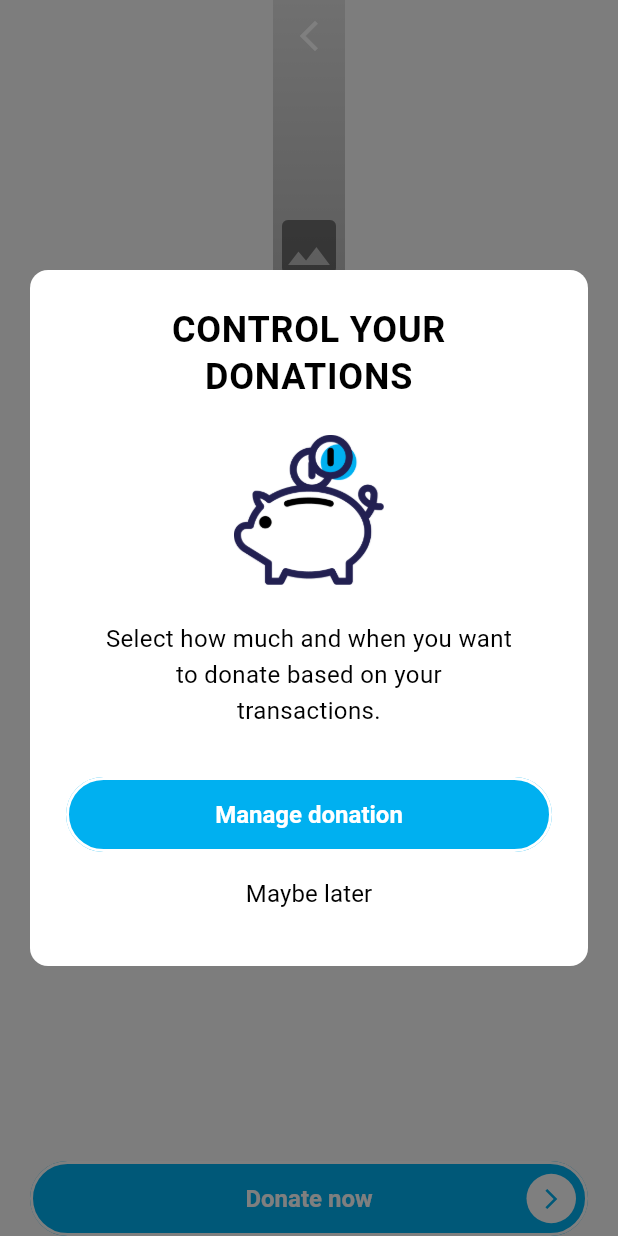
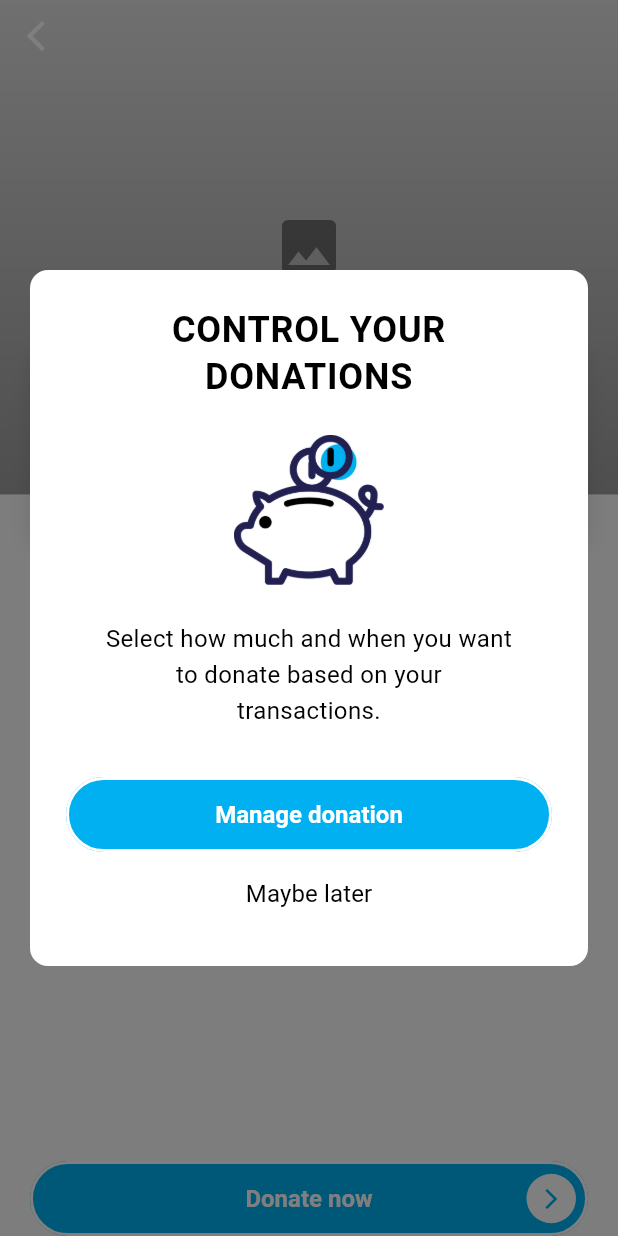
Before and after one commit to amitrana0402/HelpCrowd, a Flutter app: the AppealDetailView screen opened directly with empty values, after a tap on "Donate now", on a phone screen of 412 x 824 dp. Run offline on Flutter 3.47's test engine with Material 3 defaults, Android fonts, the phone set to English and light mode, and no system bars; our stand-ins replace dio, get, get_storage, shimmer; accounts and stored records are empty; network calls fail.

Commit message:
Refactor authentication flow and improve API integration
- Updated main.dart to include the new API constants for user profile retrieval.
- Enhanced the initial route determination logic to handle user data more effectively.
- Removed deprecated isLoggedIn storage key from various controllers to streamline authentication state management.
- Improved error handling for unauthorized access in the ApiService, ensuring users are redirected to the login screen when their session expires.
- Adjusted UI components in AppealDetailView for better responsiveness and visual consistency.

```diff
--- a/lib/app/core/constants/api_constants.dart
+++ b/lib/app/core/constants/api_constants.dart
@@ -10,6 +10,7 @@
   static const String resendOtp = '/auth/resend-otp';
   static const String createAccount = '/auth/create-account';
   static const String login = '/auth/login';
+  static const String me = '/auth/me';
 
   // Profile Endpoints
   // static const String profile = '/user/profile'; // Profile API endpoint (not available yet)
--- a/lib/app/core/constants/storage_keys.dart
+++ b/lib/app/core/constants/storage_keys.dart
@@ -7,7 +7,6 @@
   // Authentication
   static const String userToken = 'user_token';
   static const String userEmail = 'user_email';
-  static const String isLoggedIn = 'is_logged_in';
 
   // User Data
   static const String userData = 'user_data';
--- a/lib/app/modules/appeal_detail/views/appeal_detail_view.dart
+++ b/lib/app/modules/appeal_detail/views/appeal_detail_view.dart
@@ -76,10 +76,11 @@
       children: [
         Image.network(
           controller.appeal!.imageUrl,
-          width: double.infinity,
+          width: Get.width,
           height: MediaQuery.of(context).size.height * 0.4,
           fit: BoxFit.cover,
           errorBuilder: (context, error, stackTrace) => Container(
+            width: Get.width,
             height: MediaQuery.of(context).size.height * 0.4,
             color: AppColors.lightGrey,
             child: const Icon(Icons.image, size: 48, color: AppColors.grey),
@@ -147,7 +148,10 @@
                 if (controller.formattedDate != null)
                   Text(
                     controller.formattedDate!,
-                    style: AppTextStyles.caption,
+                    style: AppTextStyles.caption.copyWith(
+                      color: AppColors.grey,
+                      fontSize: 10,
+                    ),
                   ),
                 const SizedBox(height: AppDimensions.paddingS),
                 _buildShareSection(),
@@ -165,7 +169,10 @@
       children: [
         Text(
           'Share',
-          style: AppTextStyles.bodyMedium.copyWith(fontWeight: FontWeight.w500),
+          style: AppTextStyles.bodyMedium.copyWith(
+            fontWeight: FontWeight.w400,
+            fontSize: 14,
+          ),
         ),
         Row(
           children: [
@@ -247,7 +254,14 @@
         children: paragraphs.map((paragraph) {
           return Padding(
             padding: const EdgeInsets.only(bottom: AppDimensions.paddingL),
-            child: Text(paragraph.trim(), style: AppTextStyles.bodyMedium),
+            child: Text(
+              paragraph.trim(),
+              style: AppTextStyles.bodyMedium.copyWith(
+                fontSize: 16,
+                fontWeight: FontWeight.w400,
+                color: AppColors.textPrimary,
+              ),
+            ),
           );
         }).toList(),
       ),
--- a/lib/app/modules/auth/controllers/auth_controller.dart
+++ b/lib/app/modules/auth/controllers/auth_controller.dart
@@ -111,7 +111,6 @@
             StorageKeys.userToken,
             loginResponse.data!.token!,
           );
-          await _storage.write(StorageKeys.isLoggedIn, true);
         }
         if (loginResponse.data?.user != null) {
           await _storage.write(
--- a/lib/app/modules/settings/controllers/settings_controller.dart
+++ b/lib/app/modules/settings/controllers/settings_controller.dart
@@ -135,7 +135,6 @@
       // Clear authentication data from storage
       await _storage.remove(StorageKeys.userToken);
       await _storage.remove(StorageKeys.userEmail);
-      await _storage.remove(StorageKeys.isLoggedIn);
       await _storage.remove(StorageKeys.userData);
 
       // Navigate to login screen and clear navigation stack
--- a/lib/app/modules/signup/controllers/signup_controller.dart
+++ b/lib/app/modules/signup/controllers/signup_controller.dart
@@ -530,7 +530,6 @@
             StorageKeys.userToken,
             createAccountResult.data!.token!,
           );
-          await _storage.write(StorageKeys.isLoggedIn, true);
         }
         if (createAccountResult.data?.user != null) {
           await _storage.write(
```
Also changed, not shown: lib/app/services/api_service.dart (+24 -0 lines), lib/main.dart (+9 -32 lines).
